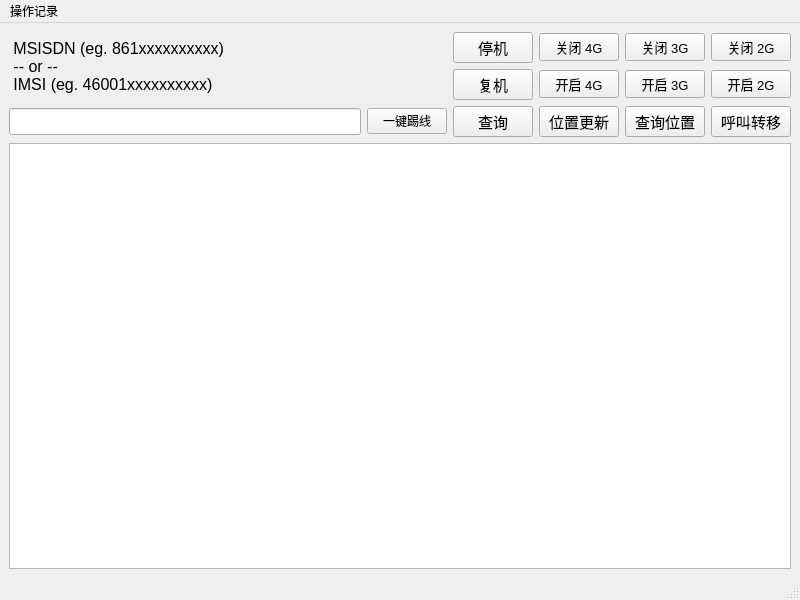
First picture: the form in DHLR.ui, repository winsphinx/DHLR, before the edit.
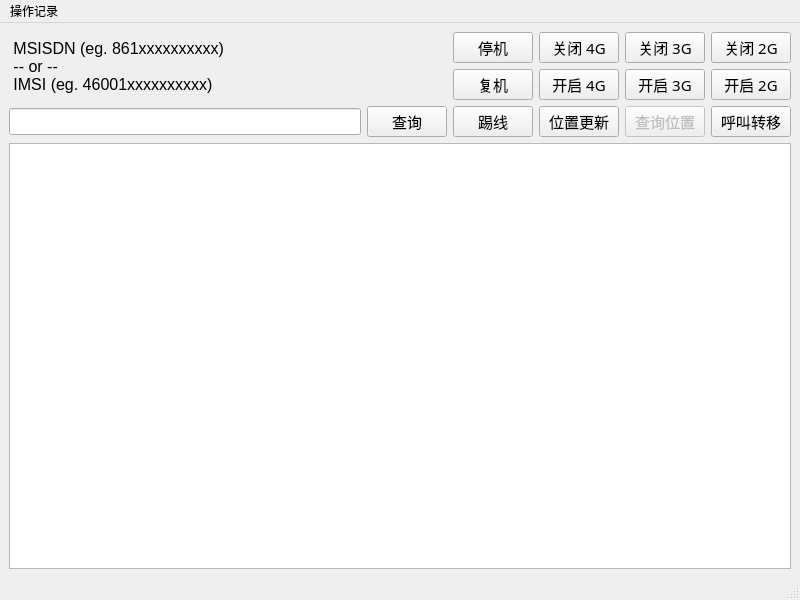
Second picture: the form after the edit. Icons and pictures are not drawn.

The edit to the form file:
```diff
--- a/DHLR.ui
+++ b/DHLR.ui
@@ -37,18 +37,6 @@
   </property>
   <widget class="QWidget" name="centralwidget">
    <layout class="QGridLayout" name="gridLayout">
-    <item row="2" column="2">
-     <widget class="QPushButton" name="btnQuery">
-      <property name="font">
-       <font>
-        <pointsize>11</pointsize>
-       </font>
-      </property>
-      <property name="text">
-       <string>查询</string>
-      </property>
-     </widget>
-    </item>
     <item row="2" column="5">
      <widget class="QPushButton" name="btnCFx">
       <property name="font">
@@ -65,7 +53,8 @@
      <widget class="QPushButton" name="btn2on">
       <property name="font">
        <font>
-        <pointsize>10</pointsize>
+        <family>黑体</family>
+        <pointsize>11</pointsize>
        </font>
       </property>
       <property name="text">
@@ -87,8 +76,12 @@
     </item>
     <item row="2" column="4">
      <widget class="QPushButton" name="btnQueryOther">
+      <property name="enabled">
+       <bool>false</bool>
+      </property>
       <property name="font">
        <font>
+        <family>黑体</family>
         <pointsize>11</pointsize>
        </font>
       </property>
@@ -97,16 +90,6 @@
       </property>
      </widget>
     </item>
-    <item row="2" column="1">
-     <widget class="QPushButton" name="btnKickOut">
-      <property name="enabled">
-       <bool>true</bool>
-      </property>
-      <property name="text">
-       <string>一键踢线</string>
-      </property>
-     </widget>
-    </item>
     <item row="2" column="3">
      <widget class="QPushButton" name="btnLocUpd">
       <property name="font">
@@ -132,7 +115,8 @@
      <widget class="QPushButton" name="btn3on">
       <property name="font">
        <font>
-        <pointsize>10</pointsize>
+        <family>黑体</family>
+        <pointsize>11</pointsize>
        </font>
       </property>
       <property name="text">
@@ -156,7 +140,8 @@
      <widget class="QPushButton" name="btn4off">
       <property name="font">
        <font>
-        <pointsize>10</pointsize>
+        <family>黑体</family>
+        <pointsize>11</pointsize>
        </font>
       </property>
       <property name="text">
@@ -188,7 +173,8 @@
       </property>
       <property name="font">
        <font>
-        <pointsize>10</pointsize>
+        <family>黑体</family>
+        <pointsize>11</pointsize>
        </font>
       </property>
       <property name="text">
@@ -218,7 +204,8 @@
      <widget class="QPushButton" name="btn4on">
       <property name="font">
        <font>
-        <pointsize>10</pointsize>
+        <family>黑体</family>
+        <pointsize>11</pointsize>
        </font>
       </property>
       <property name="text">
@@ -236,7 +223,8 @@
       </property>
       <property name="font">
        <font>
-        <pointsize>10</pointsize>
+        <family>黑体</family>
+        <pointsize>11</pointsize>
        </font>
       </property>
       <property name="text">
@@ -244,6 +232,35 @@
       </property>
      </widget>
     </item>
+    <item row="2" column="2">
+     <widget class="QPushButton" name="btnKickOut">
+      <property name="enabled">
+       <bool>true</bool>
+      </property>
+      <property name="font">
+       <font>
+        <family>黑体</family>
+        <pointsize>11</pointsize>
+       </font>
+      </property>
+      <property name="text">
+       <string>踢线</string>
+      </property>
+     </widget>
+    </item>
+    <item row="2" column="1">
+     <widget class="QPushButton" name="btnQuery">
+      <property name="font">
+       <font>
+        <family>黑体</family>
+        <pointsize>11</pointsize>
+       </font>
+      </property>
+      <property name="text">
+       <string>查询</string>
+      </property>
+     </widget>
+    </item>
    </layout>
   </widget>
   <widget class="QMenuBar" name="menubar">
```
Left out of the diff: 7 changed lines with no effect on the pictures.
